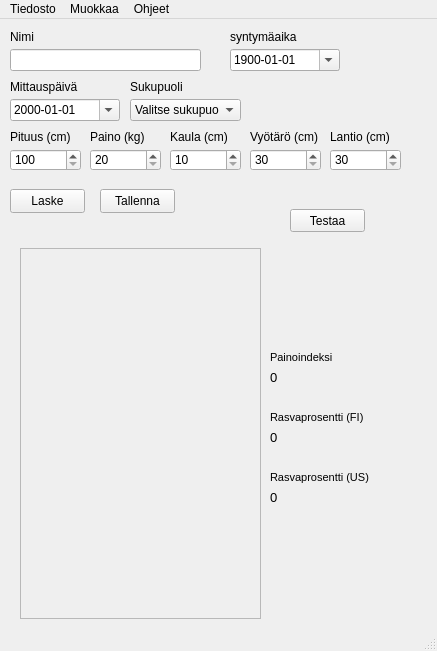
TimoKuukka/FitnessGUI, file main.ui: the form before one commit.
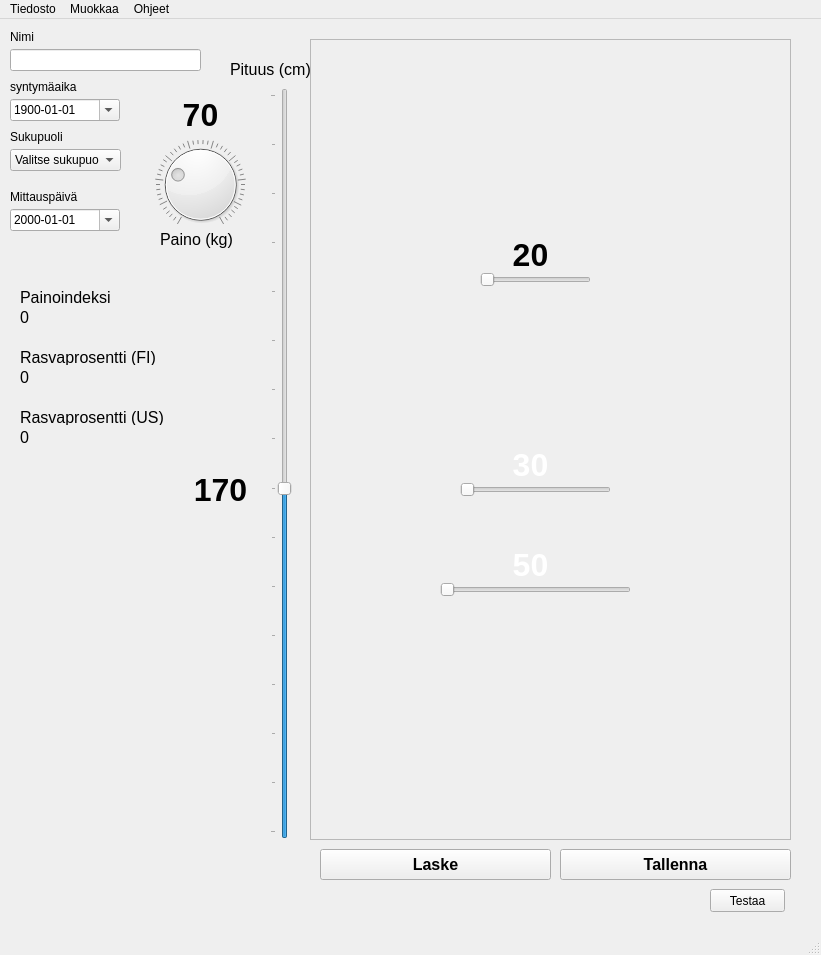
The form after the commit. Icons and pictures are not drawn.

What changed in the file:
```diff
--- a/main.ui
+++ b/main.ui
@@ -6,8 +6,8 @@
    <rect>
     <x>0</x>
     <y>0</y>
-    <width>437</width>
-    <height>651</height>
+    <width>821</width>
+    <height>955</height>
    </rect>
   </property>
   <property name="windowTitle">
@@ -49,7 +49,7 @@
     <property name="geometry">
      <rect>
       <x>10</x>
-      <y>80</y>
+      <y>190</y>
       <width>110</width>
       <height>22</height>
      </rect>
@@ -67,8 +67,8 @@
    <widget class="QComboBox" name="genderComboBox">
     <property name="geometry">
      <rect>
-      <x>130</x>
-      <y>80</y>
+      <x>10</x>
+      <y>130</y>
       <width>111</width>
       <height>22</height>
      </rect>
@@ -96,7 +96,7 @@
     <property name="geometry">
      <rect>
       <x>10</x>
-      <y>60</y>
+      <y>170</y>
       <width>81</width>
       <height>16</height>
      </rect>
@@ -105,50 +105,20 @@
      <string>Mittauspäivä</string>
     </property>
    </widget>
-   <widget class="QSpinBox" name="heightSpinBox">
-    <property name="geometry">
-     <rect>
-      <x>10</x>
-      <y>130</y>
-      <width>71</width>
-      <height>22</height>
-     </rect>
-    </property>
-    <property name="minimum">
-     <number>100</number>
-    </property>
-    <property name="maximum">
-     <number>250</number>
-    </property>
-    <property name="value">
-     <number>100</number>
-    </property>
-   </widget>
-   <widget class="QSpinBox" name="weightSpinBox">
-    <property name="geometry">
-     <rect>
-      <x>90</x>
-      <y>130</y>
-      <width>71</width>
-      <height>22</height>
-     </rect>
-    </property>
-    <property name="minimum">
-     <number>20</number>
-    </property>
-    <property name="maximum">
-     <number>250</number>
-    </property>
-   </widget>
    <widget class="QLabel" name="heightLabel">
     <property name="geometry">
      <rect>
-      <x>10</x>
-      <y>110</y>
-      <width>61</width>
-      <height>16</height>
+      <x>230</x>
+      <y>40</y>
+      <width>81</width>
+      <height>20</height>
      </rect>
     </property>
+    <property name="font">
+     <font>
+      <pointsize>12</pointsize>
+     </font>
+    </property>
     <property name="text">
      <string>Pituus (cm)</string>
     </property>
@@ -156,80 +126,42 @@
    <widget class="QLabel" name="weightLabel">
     <property name="geometry">
      <rect>
-      <x>90</x>
-      <y>110</y>
-      <width>61</width>
-      <height>16</height>
+      <x>160</x>
+      <y>80</y>
+      <width>81</width>
+      <height>31</height>
      </rect>
     </property>
-    <property name="text">
-     <string>Paino (kg)</string>
+    <property name="font">
+     <font>
+      <pointsize>24</pointsize>
+      <weight>75</weight>
+      <bold>true</bold>
+     </font>
     </property>
-   </widget>
-   <widget class="QSpinBox" name="neckSpinBox">
-    <property name="geometry">
-     <rect>
-      <x>170</x>
-      <y>130</y>
-      <width>71</width>
-      <height>22</height>
-     </rect>
-    </property>
-    <property name="minimum">
-     <number>10</number>
-    </property>
-   </widget>
-   <widget class="QSpinBox" name="waistSpinBox">
-    <property name="geometry">
-     <rect>
-      <x>250</x>
-      <y>130</y>
-      <width>71</width>
-      <height>22</height>
-     </rect>
-    </property>
-    <property name="minimum">
-     <number>30</number>
-    </property>
-    <property name="maximum">
-     <number>200</number>
-    </property>
-   </widget>
-   <widget class="QLabel" name="waistLabel">
-    <property name="geometry">
-     <rect>
-      <x>250</x>
-      <y>110</y>
-      <width>71</width>
-      <height>16</height>
-     </rect>
-    </property>
     <property name="text">
-     <string>Vyötärö (cm)</string>
+     <string>70</string>
     </property>
-   </widget>
-   <widget class="QLabel" name="neckLabel">
-    <property name="geometry">
-     <rect>
-      <x>170</x>
-      <y>110</y>
-      <width>61</width>
-      <height>16</height>
-     </rect>
-    </property>
-    <property name="text">
-     <string>Kaula (cm)</string>
+    <property name="alignment">
+     <set>Qt::AlignCenter</set>
     </property>
    </widget>
    <widget class="QPushButton" name="calcPushButton">
     <property name="geometry">
      <rect>
-      <x>10</x>
-      <y>170</y>
-      <width>75</width>
-      <height>24</height>
+      <x>320</x>
+      <y>830</y>
+      <width>231</width>
+      <height>31</height>
      </rect>
     </property>
+    <property name="font">
+     <font>
+      <pointsize>12</pointsize>
+      <weight>75</weight>
+      <bold>true</bold>
+     </font>
+    </property>
     <property name="text">
      <string>Laske</string>
     </property>
@@ -237,78 +169,35 @@
    <widget class="QPushButton" name="savePushButton">
     <property name="geometry">
      <rect>
-      <x>100</x>
-      <y>170</y>
-      <width>75</width>
-      <height>24</height>
+      <x>560</x>
+      <y>830</y>
+      <width>231</width>
+      <height>31</height>
      </rect>
     </property>
+    <property name="font">
+     <font>
+      <pointsize>12</pointsize>
+      <weight>75</weight>
+      <bold>true</bold>
+     </font>
+    </property>
     <property name="text">
      <string>Tallenna</string>
     </property>
    </widget>
-   <widget class="QSpinBox" name="hipsSpinBox">
-    <property name="geometry">
-     <rect>
-      <x>330</x>
-      <y>130</y>
-      <width>71</width>
-      <height>22</height>
-     </rect>
-    </property>
-    <property name="minimum">
-     <number>30</number>
-    </property>
-    <property name="maximum">
-     <number>200</number>
-    </property>
-    <property name="value">
-     <number>30</number>
-    </property>
-   </widget>
-   <widget class="QLabel" name="hipsLabel">
-    <property name="geometry">
-     <rect>
-      <x>330</x>
-      <y>110</y>
-      <width>71</width>
-      <height>16</height>
-     </rect>
-    </property>
-    <property name="text">
-     <string>Lantio (cm)</string>
-    </property>
-   </widget>
-   <widget class="QLabel" name="label_11">
-    <property name="geometry">
-     <rect>
-      <x>270</x>
-      <y>330</y>
-      <width>71</width>
-      <height>16</height>
-     </rect>
-    </property>
-    <property name="font">
-     <font>
-      <pointsize>8</pointsize>
-     </font>
-    </property>
-    <property name="text">
-     <string>Painoindeksi</string>
-    </property>
-   </widget>
    <widget class="QLabel" name="label_12">
     <property name="geometry">
      <rect>
-      <x>270</x>
-      <y>450</y>
-      <width>111</width>
+      <x>20</x>
+      <y>390</y>
+      <width>151</width>
       <height>16</height>
      </rect>
     </property>
     <property name="font">
      <font>
-      <pointsize>8</pointsize>
+      <pointsize>12</pointsize>
      </font>
     </property>
     <property name="text">
@@ -318,51 +207,33 @@
    <widget class="QLabel" name="label_13">
     <property name="geometry">
      <rect>
-      <x>270</x>
-      <y>390</y>
-      <width>101</width>
+      <x>20</x>
+      <y>330</y>
+      <width>141</width>
       <height>16</height>
      </rect>
     </property>
     <property name="font">
      <font>
-      <pointsize>8</pointsize>
+      <pointsize>12</pointsize>
      </font>
     </property>
     <property name="text">
      <string>Rasvaprosentti (FI)</string>
     </property>
    </widget>
-   <widget class="QLabel" name="bmiLabel">
-    <property name="geometry">
-     <rect>
-      <x>270</x>
-      <y>350</y>
-      <width>81</width>
-      <height>16</height>
-     </rect>
-    </property>
-    <property name="font">
-     <font>
-      <pointsize>10</pointsize>
-     </font>
-    </property>
-    <property name="text">
-     <string>0</string>
-    </property>
-   </widget>
    <widget class="QLabel" name="fatFiLabel">
     <property name="geometry">
      <rect>
-      <x>270</x>
-      <y>410</y>
+      <x>20</x>
+      <y>350</y>
       <width>111</width>
       <height>16</height>
      </rect>
     </property>
     <property name="font">
      <font>
-      <pointsize>10</pointsize>
+      <pointsize>12</pointsize>
      </font>
     </property>
     <property name="text">
@@ -372,15 +243,15 @@
    <widget class="QLabel" name="fatUsLabel">
     <property name="geometry">
      <rect>
-      <x>270</x>
-      <y>470</y>
+      <x>20</x>
+      <y>410</y>
       <width>121</width>
       <height>16</height>
      </rect>
     </property>
     <property name="font">
      <font>
-      <pointsize>10</pointsize>
+      <pointsize>12</pointsize>
      </font>
     </property>
     <property name="text">
@@ -390,8 +261,8 @@
    <widget class="QLabel" name="label">
     <property name="geometry">
      <rect>
-      <x>130</x>
-      <y>60</y>
+      <x>10</x>
+      <y>110</y>
       <width>61</width>
       <height>16</height>
      </rect>
@@ -403,8 +274,8 @@
    <widget class="QLabel" name="ageLabel">
     <property name="geometry">
      <rect>
-      <x>230</x>
-      <y>10</y>
+      <x>10</x>
+      <y>60</y>
       <width>81</width>
       <height>16</height>
      </rect>
@@ -416,8 +287,8 @@
    <widget class="QDateEdit" name="birthDateEdit">
     <property name="geometry">
      <rect>
-      <x>230</x>
-      <y>30</y>
+      <x>10</x>
+      <y>80</y>
       <width>110</width>
       <height>22</height>
      </rect>
@@ -445,8 +316,8 @@
    <widget class="QPushButton" name="testUiPushButton">
     <property name="geometry">
      <rect>
-      <x>290</x>
-      <y>190</y>
+      <x>710</x>
+      <y>870</y>
       <width>75</width>
       <height>23</height>
      </rect>
@@ -458,10 +329,10 @@
    <widget class="QFrame" name="frame">
     <property name="geometry">
      <rect>
-      <x>20</x>
-      <y>229</y>
-      <width>241</width>
-      <height>371</height>
+      <x>310</x>
+      <y>20</y>
+      <width>481</width>
+      <height>801</height>
      </rect>
     </property>
     <property name="layoutDirection">
@@ -478,32 +349,311 @@
      <enum>QFrame::Raised</enum>
     </property>
    </widget>
-   <widget class="QLabel" name="label_2">
+   <widget class="QSlider" name="horizontalSliderNeck">
     <property name="geometry">
      <rect>
-      <x>340</x>
-      <y>230</y>
+      <x>480</x>
+      <y>250</y>
+      <width>111</width>
+      <height>22</height>
+     </rect>
+    </property>
+    <property name="minimum">
+     <number>20</number>
+    </property>
+    <property name="orientation">
+     <enum>Qt::Horizontal</enum>
+    </property>
+   </widget>
+   <widget class="QLabel" name="labelNeck">
+    <property name="geometry">
+     <rect>
+      <x>490</x>
+      <y>220</y>
       <width>81</width>
-      <height>91</height>
+      <height>31</height>
      </rect>
     </property>
+    <property name="font">
+     <font>
+      <pointsize>24</pointsize>
+      <weight>75</weight>
+      <bold>true</bold>
+     </font>
+    </property>
+    <property name="statusTip">
+     <string notr="true"/>
+    </property>
     <property name="text">
-     <string/>
-    </property>
-    <property name="pixmap">
-     <pixmap resource="dialogResources.qrc">:/pictures/MiesSlice.png</pixmap>
+     <string>20</string>
     </property>
     <property name="scaledContents">
+     <bool>false</bool>
+    </property>
+    <property name="alignment">
+     <set>Qt::AlignCenter</set>
+    </property>
+   </widget>
+   <widget class="QSlider" name="horizontalSliderWaist">
+    <property name="geometry">
+     <rect>
+      <x>460</x>
+      <y>460</y>
+      <width>151</width>
+      <height>22</height>
+     </rect>
+    </property>
+    <property name="minimum">
+     <number>30</number>
+    </property>
+    <property name="maximum">
+     <number>200</number>
+    </property>
+    <property name="value">
+     <number>30</number>
+    </property>
+    <property name="orientation">
+     <enum>Qt::Horizontal</enum>
+    </property>
+   </widget>
+   <widget class="QLabel" name="labelWaist">
+    <property name="geometry">
+     <rect>
+      <x>490</x>
+      <y>430</y>
+      <width>81</width>
+      <height>31</height>
+     </rect>
+    </property>
+    <property name="font">
+     <font>
+      <pointsize>24</pointsize>
+      <weight>75</weight>
+      <bold>true</bold>
+     </font>
+    </property>
+    <property name="styleSheet">
+     <string notr="true">color: rgb(255, 255, 255);</string>
+    </property>
+    <property name="text">
+     <string>30</string>
+    </property>
+    <property name="alignment">
+     <set>Qt::AlignCenter</set>
+    </property>
+   </widget>
+   <widget class="QLabel" name="labelHips">
+    <property name="geometry">
+     <rect>
+      <x>490</x>
+      <y>530</y>
+      <width>81</width>
+      <height>31</height>
+     </rect>
+    </property>
+    <property name="font">
+     <font>
+      <pointsize>24</pointsize>
+      <weight>75</weight>
+      <bold>true</bold>
+     </font>
+    </property>
+    <property name="styleSheet">
+     <string notr="true">color: rgb(255, 255, 255);</string>
+    </property>
+    <property name="text">
+     <string>50</string>
+    </property>
+    <property name="alignment">
+     <set>Qt::AlignCenter</set>
+    </property>
+   </widget>
+   <widget class="QSlider" name="horizontalSliderHips">
+    <property name="geometry">
+     <rect>
+      <x>440</x>
+      <y>560</y>
+      <width>191</width>
+      <height>22</height>
+     </rect>
+    </property>
+    <property name="minimum">
+     <number>50</number>
+    </property>
+    <property name="maximum">
+     <number>200</number>
+    </property>
+    <property name="orientation">
+     <enum>Qt::Horizontal</enum>
+    </property>
+   </widget>
+   <widget class="QLabel" name="label_11">
+    <property name="geometry">
+     <rect>
+      <x>20</x>
+      <y>270</y>
+      <width>91</width>
+      <height>16</height>
+     </rect>
+    </property>
+    <property name="font">
+     <font>
+      <pointsize>12</pointsize>
+     </font>
+    </property>
+    <property name="text">
+     <string>Painoindeksi</string>
+    </property>
+   </widget>
+   <widget class="QLabel" name="bmiLabel">
+    <property name="geometry">
+     <rect>
+      <x>20</x>
+      <y>290</y>
+      <width>81</width>
+      <height>16</height>
+     </rect>
+    </property>
+    <property name="font">
+     <font>
+      <pointsize>12</pointsize>
+     </font>
+    </property>
+    <property name="text">
+     <string>0</string>
+    </property>
+   </widget>
+   <widget class="QSlider" name="verticalSlider">
+    <property name="geometry">
+     <rect>
+      <x>270</x>
+      <y>69</y>
+      <width>22</width>
+      <height>751</height>
+     </rect>
+    </property>
+    <property name="minimum">
+     <number>100</number>
+    </property>
+    <property name="maximum">
+     <number>250</number>
+    </property>
+    <property name="sliderPosition">
+     <number>170</number>
+    </property>
+    <property name="orientation">
+     <enum>Qt::Vertical</enum>
+    </property>
+    <property name="tickPosition">
+     <enum>QSlider::TicksAbove</enum>
+    </property>
+   </widget>
+   <widget class="QDial" name="weightDial">
+    <property name="geometry">
+     <rect>
+      <x>150</x>
+      <y>120</y>
+      <width>101</width>
+      <height>91</height>
+     </rect>
+    </property>
+    <property name="styleSheet">
+     <string notr="true"/>
+    </property>
+    <property name="minimum">
+     <number>20</number>
+    </property>
+    <property name="maximum">
+     <number>200</number>
+    </property>
+    <property name="value">
+     <number>70</number>
+    </property>
+    <property name="wrapping">
+     <bool>false</bool>
+    </property>
+    <property name="notchesVisible">
      <bool>true</bool>
     </property>
    </widget>
+   <widget class="QLabel" name="labelHeight">
+    <property name="geometry">
+     <rect>
+      <x>180</x>
+      <y>450</y>
+      <width>81</width>
+      <height>41</height>
+     </rect>
+    </property>
+    <property name="font">
+     <font>
+      <pointsize>24</pointsize>
+      <weight>75</weight>
+      <bold>true</bold>
+     </font>
+    </property>
+    <property name="text">
+     <string>170</string>
+    </property>
+    <property name="alignment">
+     <set>Qt::AlignCenter</set>
+    </property>
+   </widget>
+   <widget class="QLabel" name="label_2">
+    <property name="geometry">
+     <rect>
+      <x>160</x>
+      <y>210</y>
+      <width>81</width>
+      <height>21</height>
+     </rect>
+    </property>
+    <property name="font">
+     <font>
+      <pointsize>12</pointsize>
+     </font>
+    </property>
+    <property name="text">
+     <string>Paino (kg)</string>
+    </property>
+   </widget>
+   <zorder>weightDial</zorder>
+   <zorder>nameLineEdit</zorder>
+   <zorder>nameLabel</zorder>
+   <zorder>weighingDateEdit</zorder>
+   <zorder>genderComboBox</zorder>
+   <zorder>dateLabel</zorder>
+   <zorder>heightLabel</zorder>
+   <zorder>weightLabel</zorder>
+   <zorder>calcPushButton</zorder>
+   <zorder>savePushButton</zorder>
+   <zorder>label_12</zorder>
+   <zorder>label_13</zorder>
+   <zorder>fatFiLabel</zorder>
+   <zorder>fatUsLabel</zorder>
+   <zorder>label</zorder>
+   <zorder>ageLabel</zorder>
+   <zorder>birthDateEdit</zorder>
+   <zorder>testUiPushButton</zorder>
+   <zorder>frame</zorder>
+   <zorder>horizontalSliderNeck</zorder>
+   <zorder>labelNeck</zorder>
+   <zorder>horizontalSliderWaist</zorder>
+   <zorder>labelWaist</zorder>
+   <zorder>labelHips</zorder>
+   <zorder>horizontalSliderHips</zorder>
+   <zorder>label_11</zorder>
+   <zorder>bmiLabel</zorder>
+   <zorder>verticalSlider</zorder>
+   <zorder>labelHeight</zorder>
+   <zorder>label_2</zorder>
   </widget>
   <widget class="QMenuBar" name="menubar">
    <property name="geometry">
     <rect>
      <x>0</x>
      <y>0</y>
-     <width>437</width>
+     <width>821</width>
      <height>21</height>
     </rect>
    </property>
```
Left out of the diff: 91 changed lines with no effect on the pictures.
